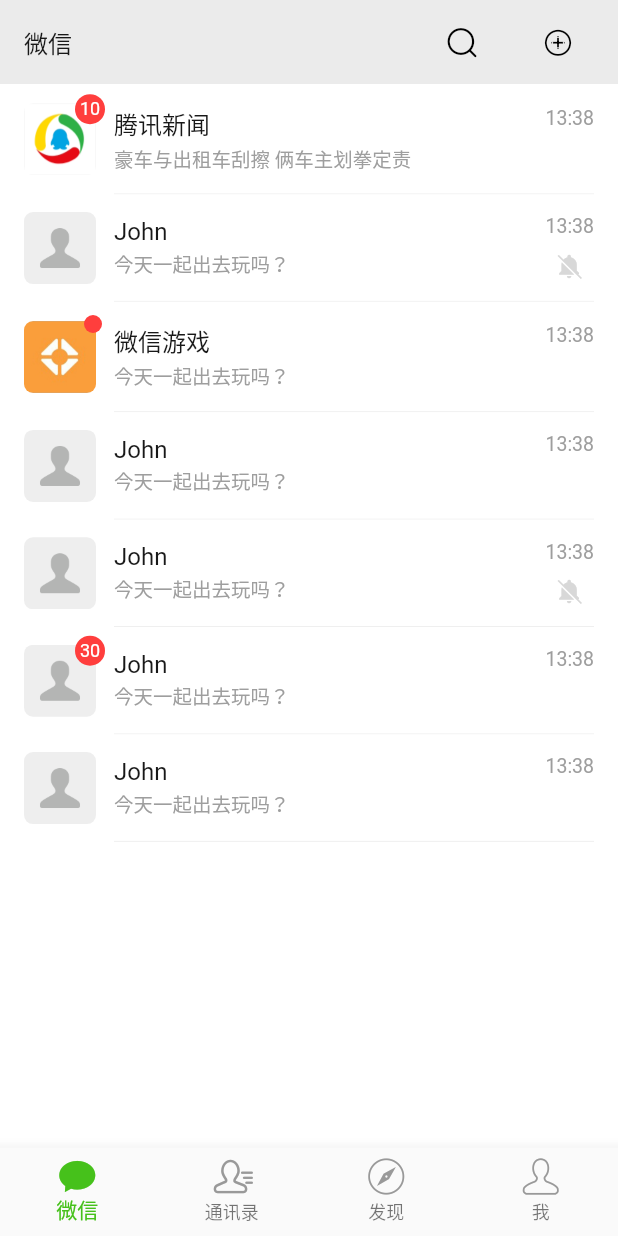
After one commit to chromon/lophornis, a Flutter app: the screen it shows after launch, on a phone screen of 412 x 824 dp. The commit adds this screen. Run offline on Flutter 3.47's test engine with Material 2 defaults, Android fonts, the phone set to English and light mode, and no system bars.

Commit message:
refactor: rename conversation files.

```diff
--- a/lib/constants/app.routes.dart
+++ b/lib/constants/app.routes.dart
@@ -8,4 +8,6 @@ class Routes {
   static const Profile = '/profile';
   // 设置页
   static const Settings = '/settings';
+  // 新的朋友页
+  static const NewFriends = '/new_friends';
 }
--- a/lib/constants/app_colors.dart
+++ b/lib/constants/app_colors.dart
@@ -24,13 +24,13 @@ class AppColors {
 
   // ---------------------- 会话页 ----------------------
   // 会话标题默认颜色
-  static const ConversationTitleColor = 0xff181818;
+  static const ChatsTitleColor = 0xff181818;
   // 会话简介默认颜色
-  static const ConversationDescColor = 0xff9e9e9e;
+  static const ChatsDescColor = 0xff9e9e9e;
   // 会话项默认背景颜色
-  static const ConversationItemBg = 0xffffffff;
+  static const ChatsItemBg = 0xffffffff;
   // 会话页背景颜色
-  static const ConversationBg = 0xffffffff;
+  static const ChatsBg = 0xffffffff;
   // 会话分隔线颜色
   static const DividerColor = 0xffededed;
   // 通知角标背景颜色
@@ -38,7 +38,7 @@ class AppColors {
   // 通知角标文字颜色
   static const NotifyDotText = 0xffffffff;
   // 会话勿扰模式图标颜色
-  static const ConversationMuteIcon = 0xffd8d8d8;
+  static const ChatsMuteIcon = 0xffd8d8d8;
   // 顶部设备登录信息背景颜色
   static const DeviceInfoItemBg = 0xffededed;
   // 顶部设备登录信息字体颜色
--- a/lib/constants/app_constants.dart
+++ b/lib/constants/app_constants.dart
@@ -18,7 +18,7 @@ class AppConstants {
   // 未读消息红点大小
   static const UnreadMsgDotSize = 12.0;
   // 会话勿扰模式图标大小
-  static const ConversationMuteIconSize = 18.0;
+  static const ChatsMuteIconSize = 18.0;
   // 顶部设备登录信息高度
   static const DeviceInfoItemHeight = 32.0;
 
--- a/lib/constants/app_styles.dart
+++ b/lib/constants/app_styles.dart
@@ -8,13 +8,13 @@ class AppStyles {
   // 会话标题样式
   static const TitleStyle = TextStyle(
     fontSize: 16.0,
-    color: Color(AppColors.ConversationTitleColor)
+    color: Color(AppColors.ChatsTitleColor)
   );
 
   // 会话描述样式
   static const DescStyle = TextStyle(
     fontSize: AppConstants.DesTextSize,
-    color: Color(AppColors.ConversationDescColor)
+    color: Color(AppColors.ChatsDescColor)
   );
 
   // 未读消息角标样式
--- a/lib/main.dart
+++ b/lib/main.dart
@@ -1,6 +1,6 @@
 import 'package:flutter/material.dart';
 
-import 'package:lophornis/pages/conversation/chat_page.dart';
+import 'package:lophornis/pages/chats/chat_page.dart';
 import 'package:lophornis/pages/me/profile.dart';
 import 'package:lophornis/pages/home/home_page.dart';
 
--- a/lib/modal/conversation.dart
+++ b/lib/modal/chats.dart
@@ -6,7 +6,7 @@ enum Device {
 }
 
 // 会话
-class Conversation {
+class Chat {
 
   // 会话头像
   final String avatar;
@@ -26,10 +26,10 @@ class Conversation {
   final bool displayDot;
 
   // 构造方法初始化数据
-  const Conversation({
+  const Chat({
     @required this.avatar,
     @required this.title,
-    this.titleColor: AppColors.ConversationTitleColor,
+    this.titleColor: AppColors.ChatsTitleColor,
     this.desc,
     @required this.updateAt,
     this.isMute: false,
@@ -50,25 +50,25 @@ class Conversation {
 }
 
 // 会话数据
-class ConversationPageData {
+class ChatPageData {
 
   final Device device;
-  final List<Conversation> conversations;
+  final List<Chat> chats;
 
-  const ConversationPageData({
+  const ChatPageData({
     this.device,
-    this.conversations,
+    this.chats,
   });
 
   static mock() {
-    return ConversationPageData(
+    return ChatPageData(
         // device: Device.WIN, conversations: mockConversations);
-        device: null, conversations: mockConversations);
+        device: null, chats: mockChats);
   }
 
   // 会话列表详细信息
-  static List<Conversation> mockConversations = [
-    const Conversation(
+  static List<Chat> mockChats = [
+    const Chat(
       avatar: 'assets/images/ic_tx_news.png',
       title: '腾讯新闻',
       desc: '豪车与出租车刮擦 俩车主划拳定责',
@@ -76,7 +76,7 @@ class ConversationPageData {
       isMute: false,
       unreadMsgCount: 10
     ),
-    const Conversation(
+    const Chat(
       avatar: 'assets/images/default_nor_avatar.png',
       title: 'John',
       desc: '今天一起出去玩吗？',
@@ -84,7 +84,7 @@ class ConversationPageData {
       isMute: true,
       unreadMsgCount: 0
     ),
-    const Conversation(
+    const Chat(
       avatar: 'assets/images/ic_wx_games.png',
       title: '微信游戏',
       desc: '今天一起出去玩吗？',
@@ -93,7 +93,7 @@ class ConversationPageData {
       unreadMsgCount: 2,
       displayDot: true,
     ),
-    const Conversation(
+    const Chat(
       avatar: 'assets/images/default_nor_avatar.png',
       title: 'John',
       desc: '今天一起出去玩吗？',
@@ -101,7 +101,7 @@ class ConversationPageData {
       isMute: false,
       unreadMsgCount: 0
     ),
-    const Conversation(
+    const Chat(
       avatar: 'assets/images/default_nor_avatar.png',
       title: 'John',
       desc: '今天一起出去玩吗？',
@@ -109,7 +109,7 @@ class ConversationPageData {
       isMute: true,
       unreadMsgCount: 0
     ),
-    const Conversation(
+    const Chat(
       avatar: 'assets/images/default_nor_avatar.png',
       title: 'John',
       desc: '今天一起出去玩吗？',
@@ -117,7 +117,7 @@ class ConversationPageData {
       isMute: false,
       unreadMsgCount: 30
     ),
-    const Conversation(
+    const Chat(
       avatar: 'assets/images/default_nor_avatar.png',
       title: 'John',
       desc: '今天一起出去玩吗？',
--- /dev/null
+++ b/lib/pages/home/chats_page.dart
@@ -0,0 +1,45 @@
+import 'package:flutter/material.dart';
+
+import 'package:lophornis/constants/app_colors.dart';
+import 'package:lophornis/modal/chats.dart';
+import 'package:lophornis/widget/chat_item_widget.dart';
+import 'package:lophornis/widget/device_item_widget.dart';
+
+/*
+ * 会话列表页
+ */
+class ChatsPage extends StatefulWidget {
+  _ChatsPageState createState() => _ChatsPageState();
+}
+
+class _ChatsPageState extends State<ChatsPage> {
+
+  final ChatPageData data = ChatPageData.mock();
+
+  @override
+  Widget build(BuildContext context) {
+
+    var mockChats = data.chats;
+
+    // 构建列表
+    return Container(
+      color: const Color(AppColors.ChatsBg),
+      child: ListView.builder(
+        // 索引值为列表项的位置
+        itemBuilder: (BuildContext  context, int index) {
+          if (data.device != null) {
+            // 需要显示其他设备登录
+            if(index == 0 ) {
+              return DeviceInfoItem(device: data.device,);
+            }
+            return ChatItem(chat: mockChats[index - 1]);
+          } else {
+            // 没有在其他设备登录
+            return ChatItem(chat: mockChats[index]);
+          }
+        },
+        itemCount: data.device != null ? mockChats.length + 1 : mockChats.length,
+      ),
+    );
+  }
+}
--- a/lib/pages/home/home_page.dart
+++ b/lib/pages/home/home_page.dart
@@ -5,7 +5,7 @@ import 'package:lophornis/constants/app_constants.dart';
 import 'package:lophornis/constants/app_colors.dart';
 import 'package:lophornis/constants/app_styles.dart';
 import 'package:lophornis/pages/home/contacts_page.dart';
-import 'package:lophornis/pages/home/conversations_page.dart';
+import 'package:lophornis/pages/home/chats_page.dart';
 import 'package:lophornis/pages/home/discover_page.dart';
 import 'package:lophornis/pages/home/me_page.dart';
 import 'package:lophornis/widget/home_navigation_widget.dart';
@@ -94,7 +94,7 @@ class _HomePageState extends State<HomePage> {
     // 初始化导航页面内容
     _pages = [
         // 会话页
-        ConversationsPage(),
+        ChatsPage(),
         // 联系人页
         ContactsPage(),
         // 发现页
--- a/lib/widget/conversation_item_widget.dart
+++ b/lib/widget/chat_item_widget.dart
@@ -1,20 +1,20 @@
 import 'package:flutter/material.dart';
 
-import 'package:lophornis/modal/conversation.dart';
+import 'package:lophornis/modal/chats.dart';
 import 'package:lophornis/constants/app_colors.dart';
 import 'package:lophornis/constants/app_constants.dart';
 import 'package:lophornis/constants/app_styles.dart';
 import 'package:lophornis/constants/app.routes.dart';
 
 // 会话项
-class ConversationItem extends StatelessWidget {
+class ChatItem extends StatelessWidget {
 
-  final Conversation conversation;
+  final Chat chat;
   // 弹出菜单点击的位置
   var tapPos;
 
-  ConversationItem({Key key, this.conversation, this.tapPos})
-    : assert(conversation != null),
+  ChatItem({Key key, this.chat, this.tapPos})
+    : assert(chat != null),
     super(key: key);
 
   // 实现会话弹出菜单
@@ -52,12 +52,12 @@ class ConversationItem extends StatelessWidget {
 
     // 会话头像初始化
     Widget avatar;
-    if (conversation.isAvatarFromNet()) {
+    if (chat.isAvatarFromNet()) {
       // 来自网络
       avatar = ClipRRect(
         borderRadius: BorderRadius.circular(AppConstants.AvatarRadius),
         child: Image.network(
-          conversation.avatar,
+          chat.avatar,
           width: AppConstants.ConversationAvatarSize,
           height: AppConstants.ConversationAvatarSize,
         ),
@@ -67,7 +67,7 @@ class ConversationItem extends StatelessWidget {
       avatar = ClipRRect(
         borderRadius: BorderRadius.circular(AppConstants.AvatarRadius),
         child: Image.asset(
-          conversation.avatar,
+          chat.avatar,
           width: AppConstants.ConversationAvatarSize,
           height: AppConstants.ConversationAvatarSize,
         ),
@@ -76,12 +76,12 @@ class ConversationItem extends StatelessWidget {
 
     // 头像及角标容器
     Widget avatarContainer;
-    if (conversation.unreadMsgCount > 0) {
+    if (chat.unreadMsgCount > 0) {
       // 存在未读消息
 
       // 未读消息角标
       Widget unreadMsgCountText;
-      if (conversation.displayDot) {
+      if (chat.displayDot) {
         unreadMsgCountText = Container(
           width: AppConstants.UnreadMsgDotSize,
           height: AppConstants.UnreadMsgDotSize,
@@ -104,7 +104,7 @@ class ConversationItem extends StatelessWidget {
           ),
           // 未读消息数量
           child: Text(
-            conversation.unreadMsgCount.toString(),
+            chat.unreadMsgCount.toString(),
             style: AppStyles.UnreadMsgCountDotStyle
           ),
         );
@@ -118,8 +118,8 @@ class ConversationItem extends StatelessWidget {
           avatar,
           // 自定义角标位置
           Positioned(
-            right: conversation.displayDot ? -4.0 : -6.0,
-            top: conversation.displayDot ? -4.0 : -6.0,
+            right: chat.displayDot ? -4.0 : -6.0,
+            top: chat.displayDot ? -4.0 : -6.0,
             child: unreadMsgCountText,
           )
         ],
@@ -133,14 +133,14 @@ class ConversationItem extends StatelessWidget {
     // 会话 item 右边部分，包括时间和勿扰图标
     var _rightArea = <Widget>[
       // 会话时间
-      Text(conversation.updateAt, style: AppStyles.DescStyle),
+      Text(chat.updateAt, style: AppStyles.DescStyle),
       Container(height: 10.0),
       // 定义一个空白盒子用于站位，功能同上
       // SizedBox(height: 10.0)
     ];
 
     // 判断是否是勿扰模式
-    if (conversation.isMute) {
+    if (chat.isMute) {
       _rightArea.add(
         // 添加勿扰模式图标 —— 正常
         Icon(
@@ -148,8 +148,8 @@ class ConversationItem extends StatelessWidget {
             0xe755,
             fontFamily: AppConstants.IconFontFamily,
           ),
-          color: Color(AppColors.ConversationMuteIcon),
-          size: AppConstants.ConversationMuteIconSize,
+          color: Color(AppColors.ChatsMuteIcon),
+          size: AppConstants.ChatsMuteIconSize,
         )
       );
     } else {
@@ -161,18 +161,18 @@ class ConversationItem extends StatelessWidget {
             fontFamily: AppConstants.IconFontFamily,
           ),
           color: Colors.transparent,
-          size: AppConstants.ConversationMuteIconSize,
+          size: AppConstants.ChatsMuteIconSize,
         )
       );
     }
 
     return Material(
       // 会话背景颜色
-      color: Color(AppColors.ConversationItemBg),
+      color: Color(AppColors.ChatsItemBg),
       child: InkWell(
         onTap: () {
           // 跳转到聊天页面
-          print('打开，${conversation.title}');
+          print('打开，${chat.title}');
           Navigator.pushNamed(context, Routes.Chat);
         },
         onTapDown: (TapDownDetails details) {
@@ -215,10 +215,10 @@ class ConversationItem extends StatelessWidget {
                             crossAxisAlignment: CrossAxisAlignment.start,
                             children: <Widget>[
                               // 会话标题
-                              Text(conversation.title, style: AppStyles.TitleStyle),
+                              Text(chat.title, style: AppStyles.TitleStyle),
                               SizedBox(height: 2.0,),
                               // 会话简介
-                              Text(conversation.desc, style: AppStyles.DescStyle, maxLines: 1,)
+                              Text(chat.desc, style: AppStyles.DescStyle, maxLines: 1,)
                             ],
                           ),
                         ),
--- a/lib/widget/contact_item_widget.dart
+++ b/lib/widget/contact_item_widget.dart
@@ -30,6 +30,8 @@ class ContactItem extends StatelessWidget {
     this.indexItemTitle,
     this.onPressed
   });
+
+
 
   // 判断头像是否是从网络获取
   bool get _isAvatarFromNet {
--- a/lib/widget/device_item_widget.dart
+++ b/lib/widget/device_item_widget.dart
@@ -1,6 +1,6 @@
 import 'package:flutter/material.dart';
 
-import 'package:lophornis/modal/conversation.dart';
+import 'package:lophornis/modal/chats.dart';
 import 'package:lophornis/constants/app_colors.dart';
 import 'package:lophornis/constants/app_constants.dart';
 import 'package:lophornis/constants/app_styles.dart';
```
Also changed, not shown: lib/pages/contact/new_friends.dart (added, +15 -0 lines), lib/pages/home/contacts_page.dart (+7 -1 lines), lib/pages/home/conversations_page.dart (deleted, +0 -45 lines), lib/pages/chats/chat_page.dart (renamed from lib/pages/conversation/chat_page.dart).
